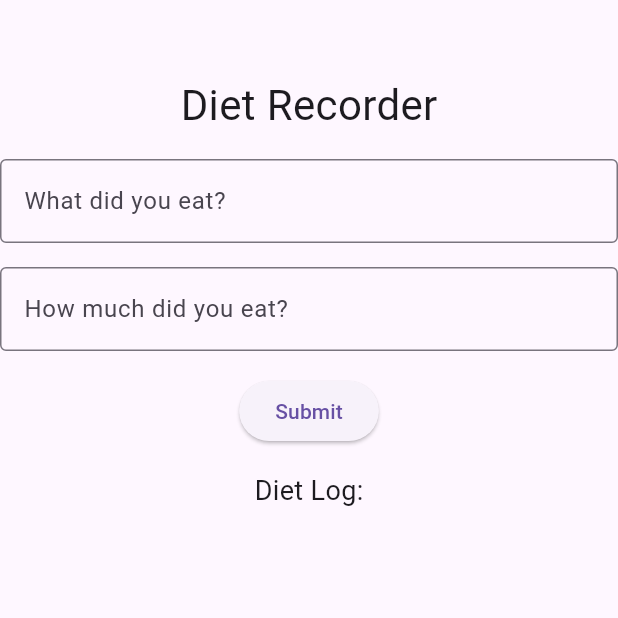
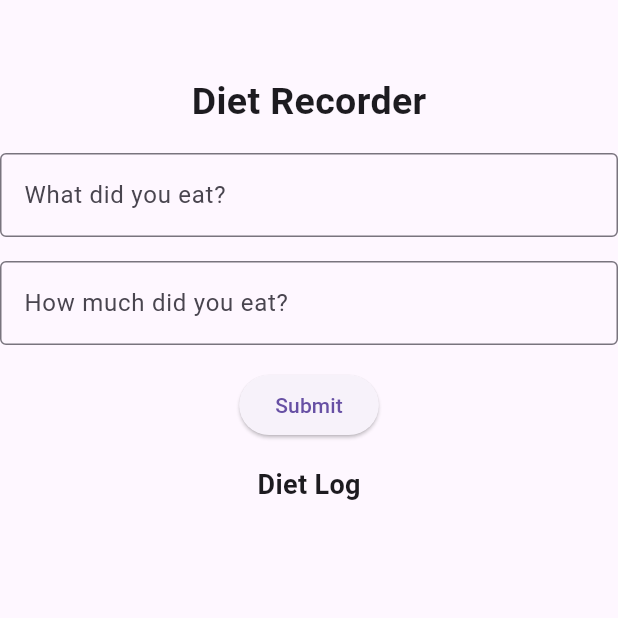
Before and after one commit to varuntej07/Wellness-Tracker, a Flutter app: the DietRecorderWidget screen opened directly, on a phone screen of 412 x 824 dp, the top half of it. Run offline on Flutter 3.47's test engine with Material 3 defaults, Android fonts, the phone set to English and light mode, and no system bars; our stand-ins replace hive, hive_flutter; accounts and stored records are empty; statements that could not run were skipped.

```diff
--- a/lib/diet_recorder.dart
+++ b/lib/diet_recorder.dart
@@ -25,9 +25,8 @@ class _DietRecorderWidgetState extends State<DietRecorderWidget> {
         child: Column(
           mainAxisAlignment: MainAxisAlignment.center,
           children: [
-            const Text(
-              'Diet Recorder',
-              style: TextStyle(fontSize: 28.0),
+            const Text('Diet Recorder',
+              style: TextStyle(fontSize: 25.0, fontWeight: FontWeight.bold),
             ),
             _buildInputSection(),
             const SizedBox(height: 16.0),
@@ -36,9 +35,8 @@ class _DietRecorderWidgetState extends State<DietRecorderWidget> {
               child: const Text('Submit'),
             ),
             const SizedBox(height: 16.0),
-            const Text(
-              'Diet Log:',
-              style: TextStyle(fontSize: 18.0),
+            const Text('Diet Log',
+              style: TextStyle(fontSize: 18.0, fontWeight: FontWeight.bold),
             ),
             Expanded(
               child: ListView.builder(
@@ -46,21 +44,21 @@ class _DietRecorderWidgetState extends State<DietRecorderWidget> {
                 itemCount: loggedEntries.length,
                 itemBuilder: (context, index) {
                   return ListTile(
-                      leading: Text(loggedEntries[index]['food'] ?? ''),
-                      title: Text(loggedEntries[index]['quantity'] ?? ''),
+                      leading: Text(loggedEntries[index]['food'] ?? '',
+                        style: const TextStyle(fontSize: 18.0)
+                      ),
+                      title: Text(loggedEntries[index]['quantity'] ?? '',
+                          style: const TextStyle(fontSize: 18.0)
+                      ),
                       trailing:Row(
                         mainAxisSize: MainAxisSize.min,
                         children: <Widget>[
                           IconButton(
-                            onPressed: () {
-                              //  logic for editing the item
-                            },
+                            onPressed: () {},
                             icon: const Icon(Icons.edit),
                           ),
                           IconButton(
-                            onPressed: () {
-                              // logic for deleting the item
-                            },
+                            onPressed: () {},
                             icon: const Icon(Icons.delete),
                           ),
                         ],
```
Also changed, not shown: lib/emotion_recorder.dart (+23 -10 lines), lib/main.dart (+8 -2 lines), lib/workout_recorder.dart (+15 -7 lines), pubspec.yaml (+5 -2 lines), pubspec.lock.
